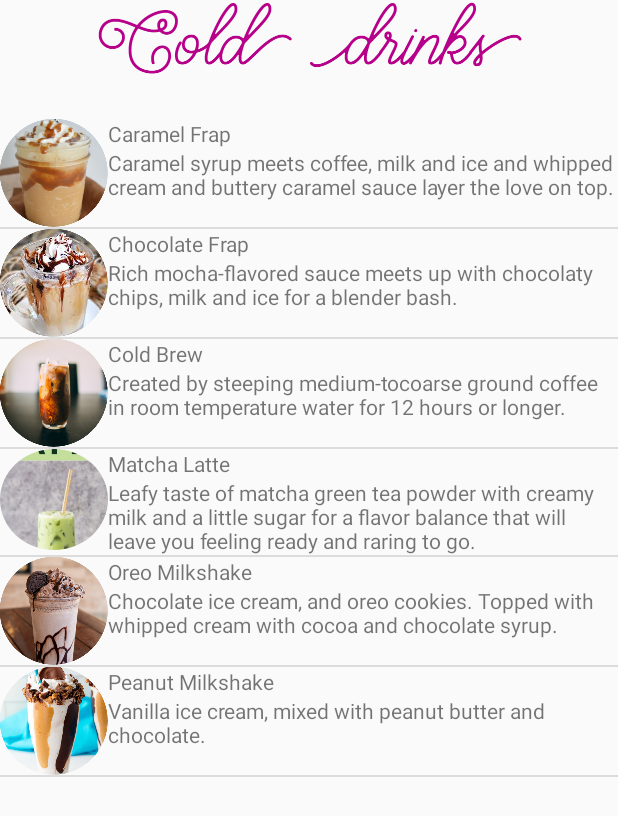
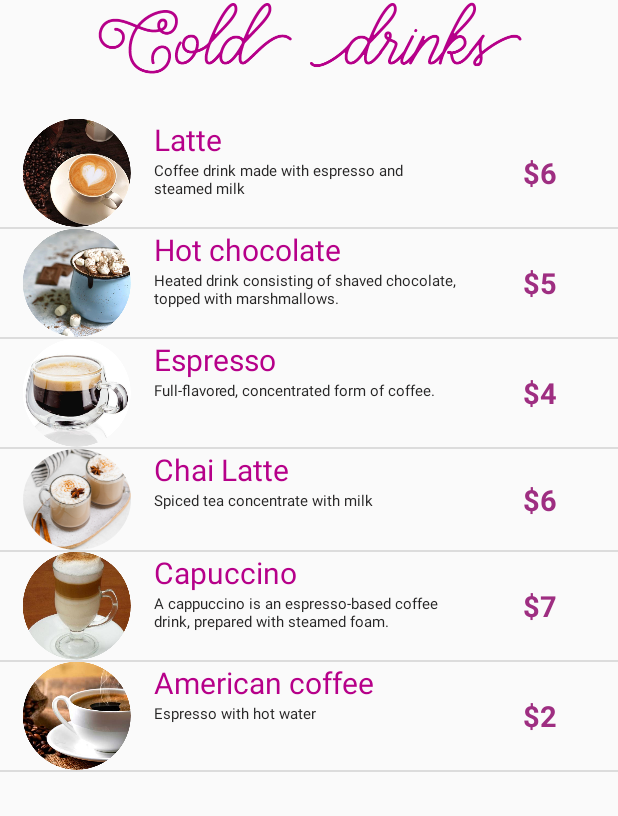
Before and after one commit to andreadg97/TheCheezery, an Android app: the MenuActivity screen opened directly, with no data from a screen before it, after a tap on "COLD DRINKS", on a phone screen of 412 x 824 dp. Shown: the top 816 px of the screen. Run offline under Robolectric (Android 15) with nearby library versions, the phone set to English and light mode, and no system bars.

Commit message:
producto_view diseño

```diff
--- a/app/src/main/java/diaz/andrea/thecheezery/MenuActivity.kt
+++ b/app/src/main/java/diaz/andrea/thecheezery/MenuActivity.kt
@@ -16,8 +16,8 @@ class MenuActivity : AppCompatActivity() {
             startActivity(intent)
         }
 
-        btn_2.setOnClickListener {
-            var intent = Intent(this,HotDrinksActivity::class.java)
+        btn_hotdrinks.setOnClickListener {
+            var intent = Intent(this,ProductosActivity::class.java)
             startActivity(intent)
         }
 
--- a/app/src/main/java/diaz/andrea/thecheezery/ProductosActivity.kt
+++ b/app/src/main/java/diaz/andrea/thecheezery/ProductosActivity.kt
@@ -12,6 +12,7 @@ import kotlinx.android.synthetic.main.producto_view.view.*
 
 class ProductosActivity : AppCompatActivity() {
     var coldDrinks = ArrayList<Product>()
+    var hotDrinks = ArrayList<Product>()
 
     override fun onCreate(savedInstanceState: Bundle?) {
         super.onCreate(savedInstanceState)
@@ -20,6 +21,9 @@ class ProductosActivity : AppCompatActivity() {
         cargarProductos()
 
         var adaptador = AdaptadorProductos(this, coldDrinks)
+        listview.adapter = adaptador
+
+        adaptador = AdaptadorProductos(this, hotDrinks)
         listview.adapter = adaptador
     }
 
@@ -31,6 +35,12 @@ class ProductosActivity : AppCompatActivity() {
         coldDrinks.add(Product("Oreo Milkshake", R.drawable.oreomilkshake, "Chocolate ice cream, and oreo cookies. Topped with whipped cream with cocoa and chocolate syrup.", 7))
         coldDrinks.add(Product("Peanut Milkshake", R.drawable.peanutmilkshake, "Vanilla ice cream, mixed with peanut butter and chocolate.", 7))
 
+        hotDrinks.add(Product("Latte", R.drawable.latte, "Coffee drink made with espresso and steamed milk", 6))
+        hotDrinks.add(Product("Hot chocolate", R.drawable.hotchocolate, "Heated drink consisting of shaved chocolate, topped with marshmallows.", 5))
+        hotDrinks.add(Product("Espresso", R.drawable.espresso, "Full-flavored, concentrated form of coffee.", 4))
+        hotDrinks.add(Product("Chai Latte", R.drawable.chailatte, "Spiced tea concentrate with milk", 6))
+        hotDrinks.add(Product("Capuccino", R.drawable.capuccino, "A cappuccino is an espresso-based coffee drink, prepared with steamed foam.", 7))
+        hotDrinks.add(Product("American coffee", R.drawable.americano, "Espresso with hot water", 2))
     }
 
     private class AdaptadorProductos:BaseAdapter{
--- a/app/src/main/res/layout/activity_menu.xml
+++ b/app/src/main/res/layout/activity_menu.xml
@@ -46,7 +46,7 @@
                 android:textSize="17sp" />
 
             <Button
-                android:id="@+id/btn_2"
+                android:id="@+id/btn_hotdrinks"
                 android:layout_width="match_parent"
                 android:layout_height="wrap_content"
                 android:layout_marginLeft="5dp"
--- a/app/src/main/res/layout/activity_productos.xml
+++ b/app/src/main/res/layout/activity_productos.xml
@@ -16,6 +16,7 @@
     <ListView
         android:layout_width="match_parent"
         android:layout_height="match_parent"
-        android:id="@+id/listview"/>
+        android:id="@+id/listview"
+        android:layout_gravity="center"/>
 
 </LinearLayout>
--- a/app/src/main/res/layout/producto_view.xml
+++ b/app/src/main/res/layout/producto_view.xml
@@ -1,37 +1,49 @@
 <?xml version="1.0" encoding="utf-8"?>
 <LinearLayout xmlns:android="http://schemas.android.com/apk/res/android"
-    android:orientation="horizontal" android:layout_width="match_parent"
-    android:layout_height="match_parent">
+    android:orientation="horizontal"
+    android:layout_width="match_parent"
+    android:layout_height="100dp">
 
     <ImageView
-        android:layout_width="wrap_content"
-        android:layout_height="wrap_content"
+        android:layout_weight="1"
+        android:layout_width="0dp"
+        android:layout_height="match_parent"
         android:src="@drawable/caramelfrap"
         android:id="@+id/producto_img"/>
 
     <LinearLayout
-        android:layout_width="wrap_content"
-        android:layout_height="wrap_content"
+        android:layout_weight="2"
+        android:layout_width="0dp"
+        android:layout_height="match_parent"
         android:orientation="vertical">
 
         <TextView
             android:layout_width="wrap_content"
             android:layout_height="wrap_content"
             android:id="@+id/producto_nombre"
+            android:textSize="20sp"
+            android:textColor="#B60089"
             android:text="Caramel Frap"/>
 
         <TextView
             android:layout_width="wrap_content"
             android:layout_height="wrap_content"
             android:text="Descripcion del producto"
+            android:textSize="10sp"
+            android:textColor="#262525"
             android:id="@+id/producto_descripcion"/>
 
     </LinearLayout>
 
     <TextView
-        android:layout_width="wrap_content"
-        android:layout_height="wrap_content"
+        android:layout_weight="1"
+        android:layout_width="0dp"
+        android:gravity="center"
+        android:layout_height="match_parent"
         android:text="$5"
+        android:textStyle="bold"
+        android:textSize="19sp"
+        android:textColor="#9E2E81"
         android:id="@+id/producto_precio"/>
 
 </LinearLayout>
```
